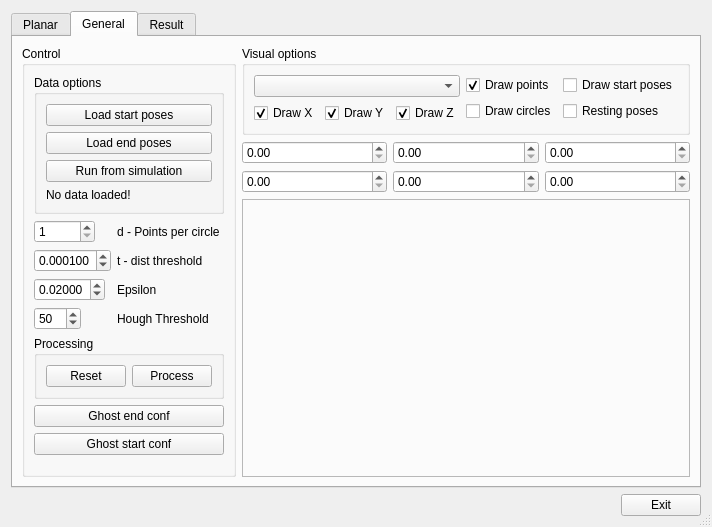
Qt form RobWorkSim/src/rwsimlibs/gui/SupportPoseAnalyserDialog.ui (onier/RobWork) before a commit.
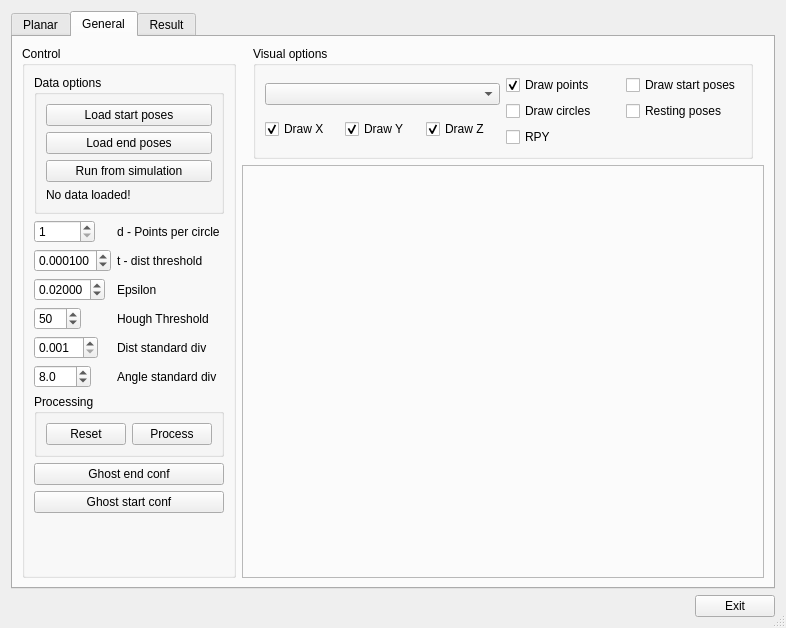
The same form after that commit.

What changed in the file:
```diff
--- a/RobWorkSim/src/rwsimlibs/gui/SupportPoseAnalyserDialog.ui
+++ b/RobWorkSim/src/rwsimlibs/gui/SupportPoseAnalyserDialog.ui
@@ -12,8 +12,8 @@
    <rect>
     <x>0</x>
     <y>0</y>
-    <width>673</width>
-    <height>527</height>
+    <width>786</width>
+    <height>628</height>
    </rect>
   </property>
   <property name="maximumSize">
@@ -252,6 +252,52 @@
                 </property>
                </widget>
               </item>
+              <item row="4" column="0">
+               <widget class="QDoubleSpinBox" name="_distSpin">
+                <property name="decimals">
+                 <number>3</number>
+                </property>
+                <property name="minimum">
+                 <double>0.001000000000000</double>
+                </property>
+                <property name="maximum">
+                 <double>99.000000000000000</double>
+                </property>
+                <property name="singleStep">
+                 <double>0.010000000000000</double>
+                </property>
+               </widget>
+              </item>
+              <item row="4" column="1">
+               <widget class="QLabel" name="label_14">
+                <property name="text">
+                 <string>Dist standard div</string>
+                </property>
+               </widget>
+              </item>
+              <item row="5" column="0">
+               <widget class="QDoubleSpinBox" name="_angleSpin">
+                <property name="decimals">
+                 <number>1</number>
+                </property>
+                <property name="minimum">
+                 <double>0.100000000000000</double>
+                </property>
+                <property name="singleStep">
+                 <double>1.000000000000000</double>
+                </property>
+                <property name="value">
+                 <double>8.000000000000000</double>
+                </property>
+               </widget>
+              </item>
+              <item row="5" column="1">
+               <widget class="QLabel" name="label_15">
+                <property name="text">
+                 <string>Angle standard div</string>
+                </property>
+               </widget>
+              </item>
              </layout>
             </item>
             <item>
@@ -404,6 +450,13 @@
                   </property>
                  </widget>
                 </item>
+                <item row="2" column="0">
+                 <widget class="QCheckBox" name="_rpyBox">
+                  <property name="text">
+                   <string>RPY</string>
+                  </property>
+                 </widget>
+                </item>
                </layout>
               </item>
              </layout>
@@ -428,26 +481,7 @@
           </layout>
          </item>
          <item>
-          <layout class="QGridLayout" name="gridLayout_2">
-           <item row="0" column="1">
-            <widget class="QDoubleSpinBox" name="ylowSpin"/>
-           </item>
-           <item row="0" column="2">
-            <widget class="QDoubleSpinBox" name="zlowSpin"/>
-           </item>
-           <item row="0" column="0">
-            <widget class="QDoubleSpinBox" name="xlowSpin"/>
-           </item>
-           <item row="1" column="0">
-            <widget class="QDoubleSpinBox" name="xhighSpin"/>
-           </item>
-           <item row="1" column="1">
-            <widget class="QDoubleSpinBox" name="yhighSpin"/>
-           </item>
-           <item row="1" column="2">
-            <widget class="QDoubleSpinBox" name="zhighSpin"/>
-           </item>
-          </layout>
+          <layout class="QGridLayout" name="gridLayout_2"/>
          </item>
          <item>
           <widget class="QFrame" name="_glframe">
```
Left out of the diff: 1 changed line with no effect on the pictures.
